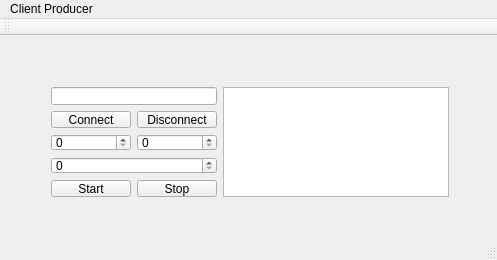
This is QtTcpClientProducer/mainwindow.ui in azzalan/dca1202-clientProducer as Qt 5 draws it before an edit. The edited form follows.
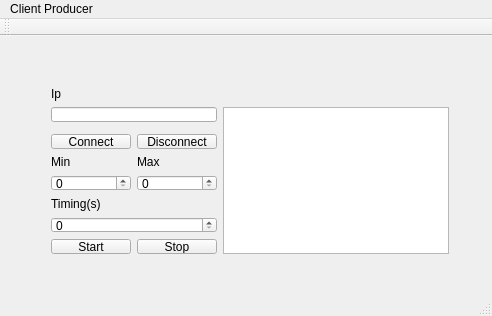
This is the edited form.

```diff
--- a/QtTcpClientProducer/mainwindow.ui
+++ b/QtTcpClientProducer/mainwindow.ui
@@ -6,8 +6,8 @@
    <rect>
     <x>0</x>
     <y>0</y>
-    <width>497</width>
-    <height>260</height>
+    <width>492</width>
+    <height>316</height>
    </rect>
   </property>
   <property name="windowTitle">
@@ -20,53 +20,81 @@
       <x>40</x>
       <y>40</y>
       <width>420</width>
-      <height>132</height>
+      <height>189</height>
      </rect>
     </property>
     <layout class="QGridLayout" name="gridLayout">
-     <item row="0" column="0" colspan="2">
-      <widget class="QLineEdit" name="ipInput"/>
-     </item>
-     <item row="0" column="2" rowspan="5">
-      <widget class="QTextBrowser" name="textDisplay"/>
-     </item>
-     <item row="1" column="0">
-      <widget class="QPushButton" name="connectButton">
-       <property name="text">
-        <string>Connect</string>
-       </property>
-      </widget>
-     </item>
-     <item row="1" column="1">
+     <item row="3" column="1">
       <widget class="QPushButton" name="disconnectButton">
        <property name="text">
         <string>Disconnect</string>
        </property>
       </widget>
      </item>
-     <item row="2" column="0">
-      <widget class="QSpinBox" name="minInput"/>
-     </item>
-     <item row="2" column="1">
+     <item row="5" column="1">
       <widget class="QSpinBox" name="maxInput"/>
      </item>
-     <item row="3" column="0" colspan="2">
+     <item row="1" column="0" colspan="2">
+      <widget class="QLineEdit" name="ipInput"/>
+     </item>
+     <item row="1" column="2" rowspan="8">
+      <widget class="QTextBrowser" name="textDisplay"/>
+     </item>
+     <item row="5" column="0">
+      <widget class="QSpinBox" name="minInput"/>
+     </item>
+     <item row="7" column="0" colspan="2">
       <widget class="QSpinBox" name="timingInput"/>
      </item>
-     <item row="4" column="0">
+     <item row="8" column="0">
       <widget class="QPushButton" name="startButton">
        <property name="text">
         <string>Start</string>
        </property>
       </widget>
      </item>
-     <item row="4" column="1">
+     <item row="8" column="1">
       <widget class="QPushButton" name="stopButton">
        <property name="text">
         <string>Stop</string>
        </property>
       </widget>
      </item>
+     <item row="3" column="0">
+      <widget class="QPushButton" name="connectButton">
+       <property name="text">
+        <string>Connect</string>
+       </property>
+      </widget>
+     </item>
+     <item row="6" column="0">
+      <widget class="QLabel" name="label_3">
+       <property name="text">
+        <string>Timing(s)</string>
+       </property>
+      </widget>
+     </item>
+     <item row="4" column="1">
+      <widget class="QLabel" name="label_2">
+       <property name="text">
+        <string>Max</string>
+       </property>
+      </widget>
+     </item>
+     <item row="4" column="0">
+      <widget class="QLabel" name="label">
+       <property name="text">
+        <string>Min</string>
+       </property>
+      </widget>
+     </item>
+     <item row="0" column="0">
+      <widget class="QLabel" name="label_4">
+       <property name="text">
+        <string>Ip</string>
+       </property>
+      </widget>
+     </item>
     </layout>
    </widget>
   </widget>
@@ -75,7 +103,7 @@
     <rect>
      <x>0</x>
      <y>0</y>
-     <width>497</width>
+     <width>492</width>
      <height>21</height>
     </rect>
    </property>
```
Left out of the diff: 24 changed lines with no effect on the pictures.
